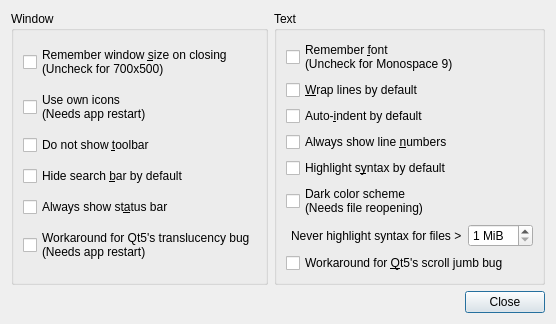
Old version of the form featherpad/predDialog.ui in the repository vecnathewhisperd0/FeatherPad.
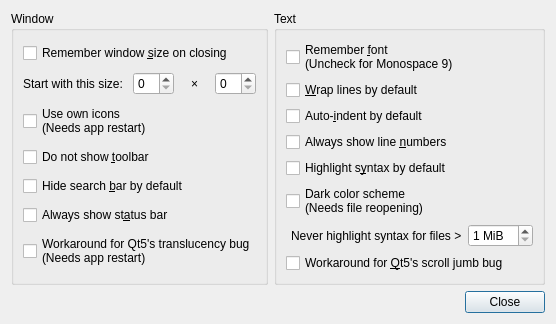
New version of the form.

Commit message:
An option for fixed window size
It's enabled only when the size isn't remembered.

```diff
--- a/featherpad/predDialog.ui
+++ b/featherpad/predDialog.ui
@@ -20,15 +20,51 @@
       <string>Window</string>
      </property>
      <layout class="QGridLayout" name="gridLayout_2">
-      <item row="0" column="0">
+      <item row="0" column="0" colspan="4">
        <widget class="QCheckBox" name="winSizeBox">
         <property name="text">
-         <string>Remember window &amp;size on closing
-(Uncheck for 700x500)</string>
+         <string>Remember window &amp;size on closing</string>
         </property>
        </widget>
       </item>
       <item row="1" column="0">
+       <widget class="QLabel" name="sizeLable">
+        <property name="toolTip">
+         <string>Window frame is excluded.</string>
+        </property>
+        <property name="text">
+         <string>Start with this size: </string>
+        </property>
+       </widget>
+      </item>
+      <item row="1" column="1">
+       <widget class="QSpinBox" name="spinX">
+        <property name="toolTip">
+         <string>Window frame is excluded.</string>
+        </property>
+       </widget>
+      </item>
+      <item row="1" column="2">
+       <widget class="QLabel" name="mLabel">
+        <property name="toolTip">
+         <string>Window frame is excluded.</string>
+        </property>
+        <property name="text">
+         <string>×</string>
+        </property>
+        <property name="alignment">
+         <set>Qt::AlignCenter</set>
+        </property>
+       </widget>
+      </item>
+      <item row="1" column="3">
+       <widget class="QSpinBox" name="spinY">
+        <property name="toolTip">
+         <string>Window frame is excluded.</string>
+        </property>
+       </widget>
+      </item>
+      <item row="2" column="0" colspan="4">
        <widget class="QCheckBox" name="iconBox">
         <property name="toolTip">
          <string>Uncheck this if you want FeatherPad to use system icons!</string>
@@ -39,28 +75,28 @@
         </property>
        </widget>
       </item>
-      <item row="2" column="0">
+      <item row="3" column="0" colspan="4">
        <widget class="QCheckBox" name="toolbarBox">
         <property name="text">
          <string>Do not show &amp;toolbar</string>
         </property>
        </widget>
       </item>
-      <item row="3" column="0">
+      <item row="4" column="0" colspan="4">
        <widget class="QCheckBox" name="searchbarBox">
         <property name="text">
          <string>Hide search &amp;bar by default</string>
         </property>
        </widget>
       </item>
-      <item row="4" column="0">
+      <item row="5" column="0" colspan="4">
        <widget class="QCheckBox" name="statusBox">
         <property name="text">
          <string>Always show st&amp;atus bar</string>
         </property>
        </widget>
       </item>
-      <item row="5" column="0">
+      <item row="6" column="0" colspan="4">
        <widget class="QCheckBox" name="transBox">
         <property name="toolTip">
          <string>Check this only if you see weird effects with translucent themes!</string>
```
Left out of the diff: 4 changed lines with no effect on the pictures. The commit also changes 12 other files.
